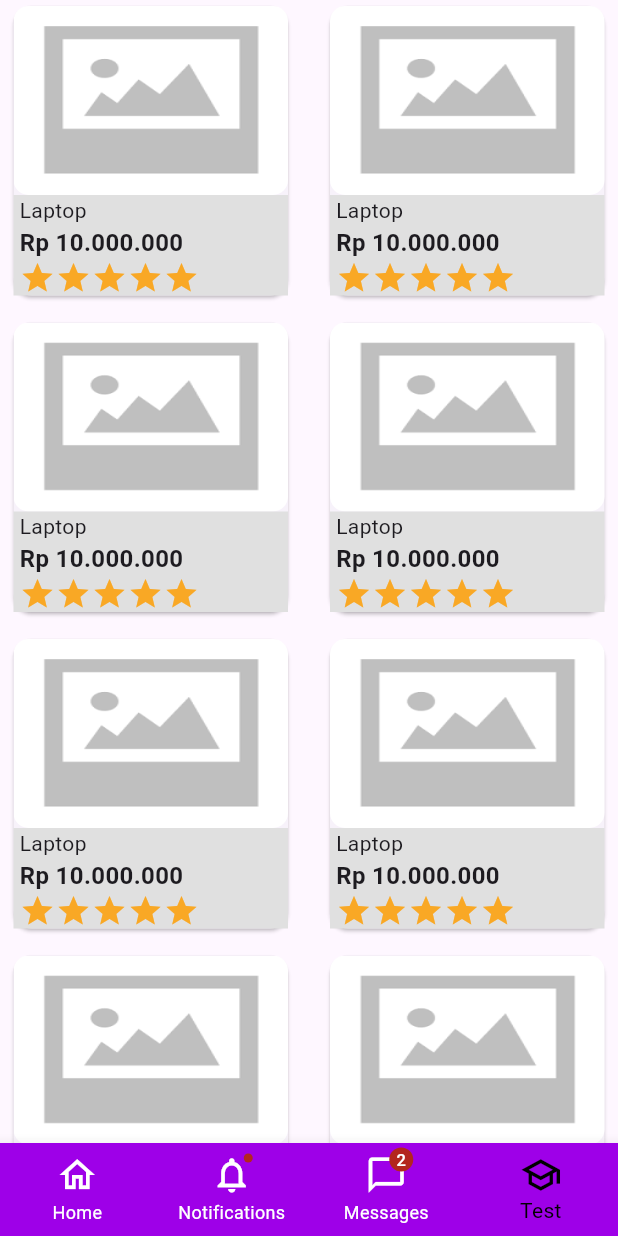
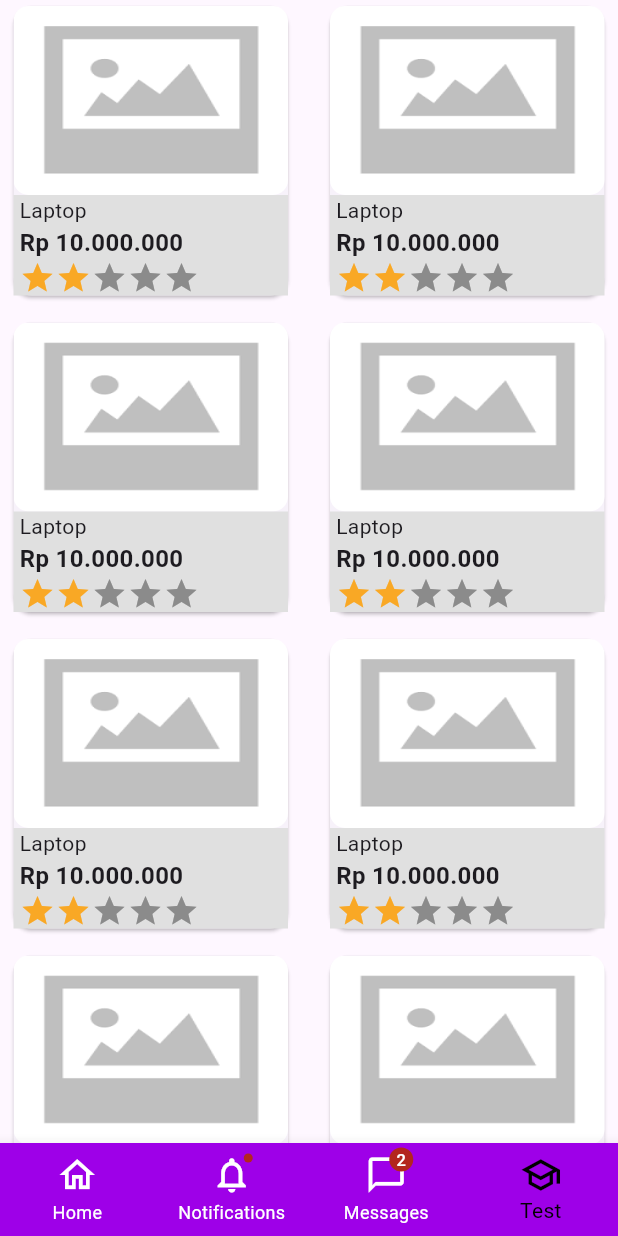
Before and after one commit to Armand96/gaboot_mobile, a Flutter app: the screen it shows after launch, item 4 of the bottom bar chosen, on a phone screen of 412 x 824 dp. Run offline on Flutter 3.47's test engine with Material 3 defaults, Android fonts, the light colour scheme and no system bars; drawn by our look-alikes of flutter_rating_bar; our stand-ins replace bloc, dio, flutter_bloc, flutter_dotenv, shared_preferences.

Commit message:
update card separate bottom navbar

```diff
--- a/lib/home_screen/home_ui.dart
+++ b/lib/home_screen/home_ui.dart
@@ -9,6 +9,7 @@ import 'package:gaboot_mobile/product/product_model.dart';
 import 'package:gaboot_mobile/product/product_service.dart';
 import 'package:gaboot_mobile/testscreen/testscreen.dart';
 import 'package:gaboot_mobile/ui_collection/color_system.dart';
+import 'package:gaboot_mobile/ui_collection/comp/bottom_nav_bar.dart';
 import 'package:gaboot_mobile/ui_collection/gradien_appbar.dart';
 import 'package:gaboot_mobile/ui_collection/gradien_button.dart';
 import 'package:shared_preferences/shared_preferences.dart';
@@ -29,11 +30,43 @@ class _HomeScreenState extends State<HomeScreen> {
     Center(
       child: Text("Index 1"),
     ),
-    Center(child: Text("Index 2"),),
+    Center(
+      child: Text("Index 2"),
+    ),
     TestScreen()
   ];
 
-  List<PreferredSizeWidget?> appBars = const [GradientAppBar(), null, null, null];
+  List<BottomNavigationBarItem> listItem = const [
+    BottomNavigationBarItem(
+      icon: Icon(Icons.home_outlined),
+      label: 'Home',
+    ),
+    BottomNavigationBarItem(
+      icon: Badge(child: Icon(Icons.notifications_outlined)),
+      label: 'Notifications',
+    ),
+    BottomNavigationBarItem(
+      icon: Badge(
+        label: Text('2'),
+        child: Icon(Icons.messenger_outline),
+      ),
+      label: 'Messages',
+    ),
+    BottomNavigationBarItem(icon: Icon(Icons.school_outlined), label: "Test")
+  ];
+
+  List<PreferredSizeWidget?> appBars = const [
+    GradientAppBar(),
+    null,
+    null,
+    null
+  ];
+
+  void changeScreen(int index){
+    setState(() {
+      currentPageIndex = index;
+    });
+  }
 
   void testProduct() async {
     final resp = await ProductService().getProducts();
@@ -77,7 +110,7 @@ class _HomeScreenState extends State<HomeScreen> {
     return Scaffold(
       // appBar: const GradientAppBar(),
       appBar: appBars[currentPageIndex],
-      bottomNavigationBar: anotherBotNav(),
+      bottomNavigationBar: BottomNavbar(listIcon: listItem, onTap: changeScreen, currentPageIndex: currentPageIndex,),
       body: screenList[currentPageIndex],
     );
   }
@@ -119,35 +152,14 @@ class _HomeScreenState extends State<HomeScreen> {
 
   Widget anotherBotNav() {
     return BottomNavigationBar(
-      onTap: (int index) {
-        setState(() {
-          currentPageIndex = index;
-        });
-      },
+      onTap: changeScreen,
       type: BottomNavigationBarType.fixed,
       iconSize: 28,
       selectedItemColor: Colors.black,
       unselectedItemColor: Colors.white,
       currentIndex: currentPageIndex,
       backgroundColor: ColSys().primary,
-      items: const [
-        BottomNavigationBarItem(
-          icon: Icon(Icons.home_outlined),
-          label: 'Home',
-        ),
-        BottomNavigationBarItem(
-          icon: Badge(child: Icon(Icons.notifications_outlined)),
-          label: 'Notifications',
-        ),
-        BottomNavigationBarItem(
-          icon: Badge(
-            label: Text('2'),
-            child: Icon(Icons.messenger_outline),
-          ),
-          label: 'Messages',
-        ),
-        BottomNavigationBarItem(icon: Icon(Icons.school_outlined), label: "Test")
-      ],
+      items: listItem,
     );
   }
 
--- a/lib/testscreen/testscreen.dart
+++ b/lib/testscreen/testscreen.dart
@@ -1,7 +1,7 @@
 import 'package:flutter/material.dart';
 import 'package:gaboot_mobile/ui_collection/button/button.dart';
 import 'package:gaboot_mobile/ui_collection/button/google_button.dart';
-import 'package:gaboot_mobile/ui_collection/comp/card.dart';
+import 'package:gaboot_mobile/ui_collection/comp/card_product.dart';
 import 'package:gaboot_mobile/ui_collection/form/search_form.dart';
 import 'package:gaboot_mobile/ui_collection/loading/linear_loading.dart';
 
@@ -49,6 +49,7 @@ class _TestScreenState extends State<TestScreen> with TickerProviderStateMixin {
               child: CardProduct(
                 title: "Laptop",
                 price: 10000000,
+                rating: 2,
               ),
             );
           },
--- /dev/null
+++ b/lib/ui_collection/comp/bottom_nav_bar.dart
@@ -0,0 +1,30 @@
+import 'package:flutter/material.dart';
+import 'package:gaboot_mobile/ui_collection/color_system.dart';
+
+class BottomNavbar extends StatefulWidget {
+  final double ?iconSize;
+  final int currentPageIndex;
+  final List<BottomNavigationBarItem> listIcon;
+  final void Function(int) onTap;
+  const BottomNavbar({super.key, required this.listIcon, this.iconSize, required this.onTap, required this.currentPageIndex});
+
+  @override
+  State<BottomNavbar> createState() => _BottomNavbarState();
+}
+
+class _BottomNavbarState extends State<BottomNavbar> {
+
+  @override
+  Widget build(BuildContext context) {
+    return BottomNavigationBar(
+      onTap: widget.onTap,
+      type: BottomNavigationBarType.fixed,
+      iconSize: widget.iconSize != null ? widget.iconSize! : 28,
+      selectedItemColor: Colors.black,
+      unselectedItemColor: Colors.white,
+      currentIndex: widget.currentPageIndex,
+      backgroundColor: ColSys().primary,
+      items: widget.listIcon,
+    );
+  }
+}
--- a/lib/ui_collection/comp/card.dart
+++ b/lib/ui_collection/comp/card_product.dart
@@ -1,10 +1,17 @@
 import 'package:flutter/material.dart';
+import 'package:flutter_rating_bar/flutter_rating_bar.dart';
 import 'package:gaboot_mobile/func_collection/format_text.dart';
 
 class CardProduct extends StatelessWidget {
   final String title;
   final double price;
-  const CardProduct({super.key, required this.title, required this.price});
+  final double rating;
+  final String thumbnailImgPath = 'asset/images/noimage.png';
+  const CardProduct(
+      {super.key,
+      required this.title,
+      required this.price,
+      required this.rating});
 
   @override
   Widget build(BuildContext context) {
@@ -21,11 +28,11 @@ class CardProduct extends StatelessWidget {
               height: 200,
               width: double.infinity,
               alignment: Alignment.center,
-              decoration: const BoxDecoration(
-                borderRadius: BorderRadius.all(Radius.circular(10)),
+              decoration: BoxDecoration(
+                borderRadius: const BorderRadius.all(Radius.circular(10)),
                 image: DecorationImage(
                   fit: BoxFit.fill,
-                  image: AssetImage('asset/images/noimage.png'),
+                  image: AssetImage(thumbnailImgPath),
                   // image: NetworkImage(Config().baseUrlImage + categoryModel.link),
                 ),
               ),
@@ -42,18 +49,13 @@ class CardProduct extends StatelessWidget {
                   Text(
                     priceTxt,
                     textAlign: TextAlign.start,
-                    style: const TextStyle(fontWeight: FontWeight.bold, fontSize: 16),
+                    style: const TextStyle(
+                        fontWeight: FontWeight.bold, fontSize: 16),
                   ),
                   Row(
                     // crossAxisAlignment: CrossAxisAlignment.start,
                     // mainAxisAlignment: MainAxisAlignment.start,
-                    children: [
-                      Icon(Icons.star, color: Colors.yellow[800]),
-                      Icon(Icons.star, color: Colors.yellow[800]),
-                      Icon(Icons.star, color: Colors.yellow[800]),
-                      Icon(Icons.star, color: Colors.yellow[800]),
-                      Icon(Icons.star, color: Colors.yellow[800]),
-                    ],
+                    children: [starRating()],
                   ),
                 ],
               ),
@@ -63,4 +65,22 @@ class CardProduct extends StatelessWidget {
       ),
     );
   }
+
+  Widget starRating() {
+    return RatingBar.builder(
+      allowHalfRating: true,
+      ignoreGestures: true,
+      itemSize: 24,
+      initialRating: rating,
+      minRating: 0,
+      maxRating: 5,
+      direction: Axis.horizontal,
+      itemCount: 5,
+      itemBuilder: (context, _) => Icon(
+        Icons.star,
+        color: Colors.yellow[800],
+      ),
+      onRatingUpdate: (rating) {},
+    );
+  }
 }
--- a/pubspec.yaml
+++ b/pubspec.yaml
@@ -36,6 +36,7 @@ dependencies:
   bloc: ^8.1.2
   json_annotation: ^4.8.1
   carousel_slider: ^4.2.1
+  flutter_rating_bar:
 
 
   # The following adds the Cupertino Icons font to your application.
```
Also changed, not shown: pubspec.lock.
